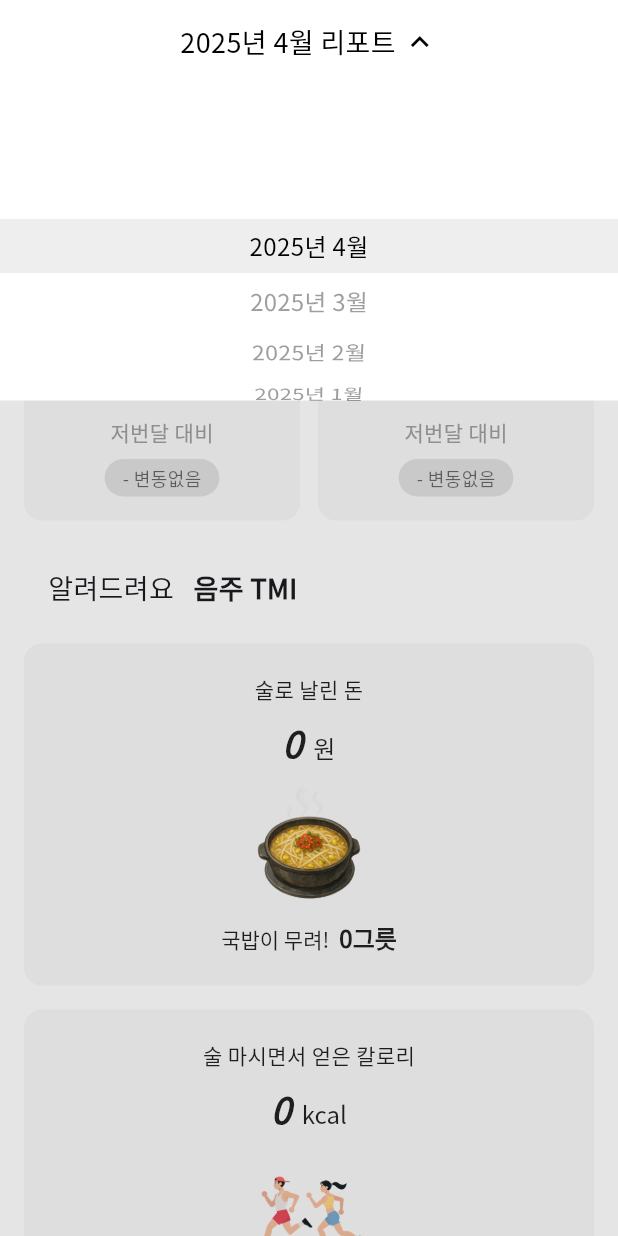
After one commit to inu-capstone-VCHE/todays_drink_app, a Flutter app: the MonthlyReportScreen screen opened directly, after a tap on the "expand more" icon, on a phone screen of 412 x 824 dp. The commit adds this screen. Run offline on Flutter 3.47's test engine with Material 3 defaults, Android fonts, the phone set to English and light mode, and no system bars; our stand-ins replace table_calendar.

Commit message:
complete: MonthlyReportScreen

```diff
--- a/lib/mainscreens/calendar_screen.dart
+++ b/lib/mainscreens/calendar_screen.dart
@@ -1,7 +1,8 @@
 import 'package:flutter/material.dart';
 import 'package:table_calendar/table_calendar.dart';
 import 'drinking_record_screen.dart';
-import 'DrinkTypeSelection_screen.dart';
+import 'drink_type_selection.dart';
+import 'monthly_report_screen.dart';
 
 class CalendarScreen extends StatefulWidget {
   @override
@@ -153,7 +154,12 @@ class _CalendarScreenState extends State<CalendarScreen>
         centerTitle: true,
         leading: IconButton(
           icon: Icon(Icons.bar_chart_rounded),
-          onPressed: () {},
+          onPressed: () {
+            Navigator.push(
+              context,
+              MaterialPageRoute(builder: (context) => MonthlyReportScreen()),
+            );
+          },
         ),
         actions: [
           Builder(
--- /dev/null
+++ b/lib/mainscreens/monthly_report_screen.dart
@@ -0,0 +1,548 @@
+import 'package:flutter/material.dart';
+import 'package:intl/intl.dart';
+import 'dart:ui' as ui;
+
+class MonthlyReportScreen extends StatefulWidget {
+  @override
+  _MonthlyReportScreenState createState() => _MonthlyReportScreenState();
+}
+
+class _MonthlyReportScreenState extends State<MonthlyReportScreen> {
+  DateTime _selectedMonth = DateTime.now();
+  bool _isDropdownOpen = false;
+  late FixedExtentScrollController _scrollController;
+
+  final GlobalKey _titleKey = GlobalKey();
+  double? _dropdownTop;
+  bool _calculatedTop = false;
+  double _highlightWidth = 0;
+
+  List<DateTime> get _availableMonths {
+    final now = DateTime.now();
+    return List.generate(24, (i) => DateTime(now.year, now.month - i));
+  }
+
+  @override
+  void initState() {
+    super.initState();
+    final initialIndex = _availableMonths.indexWhere((date) =>
+    date.year == _selectedMonth.year &&
+        date.month == _selectedMonth.month);
+    _scrollController = FixedExtentScrollController(initialItem: initialIndex);
+
+    WidgetsBinding.instance.addPostFrameCallback((_) {
+      _calculateTextWidth();
+      final renderBox =
+      _titleKey.currentContext?.findRenderObject() as RenderBox?;
+      if (renderBox != null) {
+        final offset = renderBox.localToGlobal(Offset.zero);
+        setState(() {
+          _dropdownTop = offset.dy + renderBox.size.height;
+          _calculatedTop = true;
+        });
+      }
+    });
+  }
+
+  void _calculateTextWidth() {
+    final text = TextSpan(
+      text: "현재 금주 3일째",
+      style: const TextStyle(
+        fontFamily: 'NotoSansKR',
+        fontSize: 24,
+        fontWeight: FontWeight.bold,
+      ),
+    );
+    final tp = TextPainter(
+      text: text,
+      maxLines: 1,
+      textDirection: ui.TextDirection.ltr,
+    )..layout();
+    setState(() {
+      _highlightWidth = tp.size.width;
+    });
+  }
+
+  void _toggleDropdown() {
+    setState(() => _isDropdownOpen = !_isDropdownOpen);
+  }
+
+  void _selectMonthFromScroll(int index) {
+    setState(() => _selectedMonth = _availableMonths[index]);
+  }
+
+  void _confirmSelectedMonth() {
+    setState(() => _isDropdownOpen = false);
+  }
+
+  @override
+  Widget build(BuildContext context) {
+    return Scaffold(
+      backgroundColor: Colors.white,
+      body: Stack(
+        children: [
+          SafeArea(
+            child: SingleChildScrollView(
+              child: Column(
+                crossAxisAlignment: CrossAxisAlignment.start,
+                children: [
+                  Container(
+                    height: 56,
+                    color: Colors.white,
+                    child: Stack(
+                      children: [
+                        Align(
+                          alignment: Alignment.center,
+                          child: Opacity(
+                            opacity: 0,
+                            child: Icon(Icons.close),
+                          ),
+                        ),
+                        Align(
+                          alignment: Alignment.center,
+                          child: Row(
+                            mainAxisSize: MainAxisSize.min,
+                            children: [
+                              Text(
+                                DateFormat('yyyy년 M월 리포트')
+                                    .format(_selectedMonth),
+                                key: _titleKey,
+                                style: const TextStyle(
+                                  fontFamily: 'NotoSansKR',
+                                  fontSize: 18,
+                                  fontWeight: FontWeight.w500,
+                                  color: Colors.black,
+                                ),
+                              ),
+                              const SizedBox(width: 4),
+                              GestureDetector(
+                                onTap: _toggleDropdown,
+                                child: Icon(
+                                  _isDropdownOpen
+                                      ? Icons.expand_less
+                                      : Icons.expand_more,
+                                  color: Colors.black,
+                                  size: 24,
+                                ),
+                              ),
+                            ],
+                          ),
+                        ),
+                        if (!_isDropdownOpen)
+                          Align(
+                            alignment: Alignment.centerRight,
+                              child: IconButton(
+                                icon: const Icon(Icons.close, color: Colors.black),
+                                onPressed: () => Navigator.pop(context),
+                              ),
+                          ),
+                      ],
+                    ),
+                  ),
+                  const SizedBox(height: 32),
+                  Padding(
+                    padding: const EdgeInsets.symmetric(horizontal: 16),
+                    child: Column(
+                      crossAxisAlignment: CrossAxisAlignment.start,
+                      children: [
+                        const Text(
+                          "당신은",
+                          style: TextStyle(
+                            fontFamily: 'NotoSansKR',
+                            fontSize: 24,
+                          ),
+                        ),
+                        const SizedBox(height: 4),
+                        Stack(
+                          alignment: Alignment.bottomLeft,
+                          children: [
+                            Container(
+                              width: _highlightWidth,
+                              height: 11,
+                              color: const Color(0xFFF2D027),
+                              margin: const EdgeInsets.only(bottom: 0),
+                            ),
+                            const Text(
+                              "현재 금주 3일째",
+                              style: TextStyle(
+                                fontFamily: 'NotoSansKR',
+                                fontSize: 24,
+                                color: Colors.black,
+                                fontWeight: FontWeight.bold,
+                              ),
+                            ),
+                          ],
+                        ),
+                        const SizedBox(height: 32),
+                        Row(
+                          children: [
+                            // 왼쪽
+                            Expanded(
+                              child: Column(
+                                crossAxisAlignment: CrossAxisAlignment.start,
+                                children: [
+                                  const Text(
+                                    '  한 달 동안 마신 술의 양',
+                                    style: TextStyle(
+                                      fontFamily: 'NotoSansKR',
+                                      fontSize: 14,
+                                      fontWeight: FontWeight.w500,
+                                    ),
+                                  ),
+                                  const SizedBox(height: 8),
+                                  Container(
+                                    padding: const EdgeInsets.all(16),
+                                    decoration: BoxDecoration(
+                                      color: Color(0xFFF7F7F7),
+                                      borderRadius: BorderRadius.circular(12),
+                                    ),
+                                    child: Column(
+                                      children: [
+                                        Row(
+                                          mainAxisAlignment: MainAxisAlignment.center,
+                                          children: const [
+                                            Text(
+                                              '0',
+                                              style: TextStyle(
+                                                fontSize: 24,
+                                                fontFamily: 'NotoSansKR',
+                                                fontWeight: FontWeight.w900,
+                                                fontStyle: FontStyle.italic,
+                                              ),
+                                            ),
+                                            SizedBox(width: 4),
+                                            Text(' 병', style: TextStyle(fontSize: 16, fontFamily: 'NotoSansKR')),
+                                          ],
+                                        ),
+                                        const SizedBox(height: 8),
+                                        const Text('저번달 대비', style: TextStyle(fontFamily: 'NotoSansKR', color: Colors.grey)),
+                                        const SizedBox(height: 8),
+                                        Container(
+                                          padding: const EdgeInsets.symmetric(horizontal: 12, vertical: 4),
+                                          decoration: BoxDecoration(
+                                            color: Color(0xFFE0E0E0),
+                                            borderRadius: BorderRadius.circular(20),
+                                          ),
+                                          child: const Text(
+                                            '- 변동없음',
+                                            style: TextStyle(fontSize: 12, fontFamily: 'NotoSansKR', color: Colors.black54),
+                                          ),
+                                        ),
+                                      ],
+                                    ),
+                                  ),
+                                ],
+                              ),
+                            ),
+                            const SizedBox(width: 12),
+                            // 오른쪽
+                            Expanded(
+                              child: Column(
+                                crossAxisAlignment: CrossAxisAlignment.start,
+                                children: [
+                                  const Text(
+                                    '  이번 달 마신 횟수',
+                                    style: TextStyle(
+                                      fontFamily: 'NotoSansKR',
+                                      fontSize: 14,
+                                      fontWeight: FontWeight.w500,
+                                    ),
+                                  ),
+                                  const SizedBox(height: 8),
+                                  Container(
+                                    padding: const EdgeInsets.all(16),
+                                    decoration: BoxDecoration(
+                                      color: Color(0xFFF7F7F7),
+                                      borderRadius: BorderRadius.circular(12),
+                                    ),
+                                    child: Column(
+                                      children: [
+                                        Row(
+                                          mainAxisAlignment: MainAxisAlignment.center,
+                                          children: const [
+                                            Text(
+                                              '0',
+                                              style: TextStyle(
+                                                fontSize: 24,
+                                                fontFamily: 'NotoSansKR',
+                                                fontWeight: FontWeight.w900,
+                                                fontStyle: FontStyle.italic,
+                                              ),
+                                            ),
+                                            SizedBox(width: 4),
+                                            Text(' 일', style: TextStyle(fontSize: 16, fontFamily: 'NotoSansKR')),
+                                          ],
+                                        ),
+                                        const SizedBox(height: 8),
+                                        const Text('저번달 대비', style: TextStyle(fontFamily: 'NotoSansKR', color: Colors.grey)),
+                                        const SizedBox(height: 8),
+                                        Container(
+                                          padding: const EdgeInsets.symmetric(horizontal: 12, vertical: 4),
+                                          decoration: BoxDecoration(
+                                            color: Color(0xFFE0E0E0),
+                                            borderRadius: BorderRadius.circular(20),
+                                          ),
+                                          child: const Text(
+                                            '- 변동없음',
+                                            style: TextStyle(fontSize: 12, fontFamily: 'NotoSansKR', color: Colors.black54),
+                                          ),
+                                        ),
+                                      ],
+                                    ),
+                                  ),
+                                ],
+                              ),
+                            ),
+                          ],
+                        ),
+                        const SizedBox(height: 32),
+                        const Padding(
+                          padding: EdgeInsets.symmetric(horizontal: 16),
+                          child: Text.rich(
+                            TextSpan(
+                              children: [
+                                TextSpan(
+                                  text: '알려드려요   ',
+                                  style: TextStyle(
+                                    fontFamily: 'NotoSansKR',
+                                    fontSize: 18,
+                                    fontWeight: FontWeight.w500,
+                                  ),
+                                ),
+                                TextSpan(
+                                  text: '음주 TMI',
+                                  style: TextStyle(
+                                    fontFamily: 'NotoSansKR',
+                                    fontSize: 18,
+                                    fontWeight: FontWeight.w800,
+                                  ),
+                                ),
+                              ],
+                            ),
+                          ),
+                        ),
+                        const SizedBox(height: 16),
+
+                        //  술로 낭비한 돈 + 국밥
+                        Padding(
+                          padding: const EdgeInsets.symmetric(horizontal: 0, vertical: 8),
+                          child: Container(
+                            width: double.infinity,
+                            padding: const EdgeInsets.all(20),
+                            decoration: BoxDecoration(
+                              color: const Color(0xFFF7F7F7),
+                              borderRadius: BorderRadius.circular(12),
+                            ),
+                            child: Column(
+                              children: [
+                                const Text(
+                                  '술로 날린 돈',
+                                  style: TextStyle(
+                                      fontSize: 14,
+                                      fontFamily: 'NotoSansKR',
+                                      color: Colors.black87
+                                  ),
+                                ),
+                                const SizedBox(height: 8),
+                                RichText(
+                                  text: TextSpan(
+                                    children: [
+                                      TextSpan(
+                                        text: '0',  // 숫자 0 스타일
+                                        style: TextStyle(
+                                          fontSize: 24,
+                                          fontFamily: 'NotoSansKR',
+                                          fontWeight: FontWeight.w900,
+                                          fontStyle: FontStyle.italic,
+                                          color: Colors.black87,
+                                        ),
+                                      ),
+                                      TextSpan(
+                                        text: '  원',  // '원' 글자 스타일
+                                        style: TextStyle(
+                                          fontSize: 16,
+                                          fontFamily: 'NotoSansKR',
+                                          color: Colors.black87,
+                                        ),
+                                      ),
+                                    ],
+                                  ),
+                                ),
+                                const SizedBox(height: 12),
+                                Image.asset('assets/soup.png', width: 80),
+                                const SizedBox(height: 8),
+                                RichText(
+                                  text: TextSpan(
+                                    children: [
+                                      TextSpan(
+                                        text: '국밥이 무려! ',  // 숫자 0 스타일
+                                        style: TextStyle(
+                                          fontSize: 14,
+                                          fontFamily: 'NotoSansKR',
+                                          color: Colors.black87,
+                                        ),
+                                      ),
+                                      TextSpan(
+                                        text: ' 0그릇',  // '원' 글자 스타일
+                                        style: TextStyle(
+                                          fontSize: 16,
+                                          fontFamily: 'NotoSansKR',
+                                          fontWeight: FontWeight.bold,
+                                          color: Colors.black87,
+                                        ),
+                                      ),
+                                    ],
+                                  ),
+                                ),
+                              ],
+                            ),
+                          ),
+                        ),
+
+                        // 칼로리 + 달리기 시간
+                        Padding(
+                          padding: const EdgeInsets.symmetric(horizontal: 0, vertical: 8),
+                          child: Container(
+                            width: double.infinity,
+                            padding: const EdgeInsets.all(20),
+                            decoration: BoxDecoration(
+                              color: const Color(0xFFF7F7F7),
+                              borderRadius: BorderRadius.circular(12),
+                            ),
+                            child: Column(
+                              children: [
+                                const Text(
+                                  '술 마시면서 얻은 칼로리',
+                                  style: TextStyle(
+                                      fontSize: 14,
+                                      fontFamily: 'NotoSansKR',
+                                      color: Colors.black87
+                                  ),
+                                ),
+                                const SizedBox(height: 8),
+                                // 기존 Text 위젯 대신 RichText 사용!
+                                RichText(
+                                  text: TextSpan(
+                                    children: [
+                                      TextSpan(
+                                        text: '0',  // 숫자 0 스타일
+                                        style: TextStyle(
+                                          fontSize: 24,
+                                          fontFamily: 'NotoSansKR',
+                                          fontWeight: FontWeight.w900,
+                                          fontStyle: FontStyle.italic,
+                                          color: Colors.black87,
+                                        ),
+                                      ),
+                                      TextSpan(
+                                        text: '  kcal',  // '원' 글자 스타일
+                                        style: TextStyle(
+                                          fontSize: 16,
+                                          fontFamily: 'NotoSansKR',
+                                          color: Colors.black87,
+                                        ),
+                                      ),
+                                    ],
+                                  ),
+                                ),
+                                const SizedBox(height: 12),
+                                Image.asset('assets/running.png', width: 80),
+                                const SizedBox(height: 8),
+                                // 기존 Text 위젯 대신 RichText 사용!
+                                RichText(
+                                  text: TextSpan(
+                                    children: [
+                                      TextSpan(
+                                        text: '0시간',  // 숫자 0 스타일
+                                        style: TextStyle(
+                                          fontSize: 16,
+                                          fontFamily: 'NotoSansKR',
+                                          fontWeight: FontWeight.bold,
+                                          color: Colors.black87,
+                                        ),
+                                      ),
+                                      TextSpan(
+                                        text: '의 달리기 필요!',  // '원' 글자 스타일
+                                        style: TextStyle(
+                                          fontSize: 14,
+                                          fontFamily: 'NotoSansKR',
+                                          color: Colors.black87,
+                                        ),
+                                      ),
+                                    ],
+                                  ),
+                                ),
+
+                              ],
+                            ),
+                          ),
+                        ),
+                      ],
+                    ),
+                  ),
+                ],
+              ),
+            ),
+          ),
+          if (_isDropdownOpen && _dropdownTop != null)
+            Positioned(
+              top: _dropdownTop!,
+              left: 0,
+              right: 0,
+              bottom: 0,
+              child: GestureDetector(
+                onTap: _confirmSelectedMonth,
+                child: Column(
+                  children: [
+                    const SizedBox(height: 20),
+                    Container(
+                      height: MediaQuery.of(context).size.height * 0.25,
+                      color: Colors.white,
+                      child: ListWheelScrollView.useDelegate(
+                        controller: _scrollController,
+                        itemExtent: 36,
+                        physics: const FixedExtentScrollPhysics(),
+                        onSelectedItemChanged: _selectMonthFromScroll,
+                        childDelegate: ListWheelChildBuilderDelegate(
+                          childCount: _availableMonths.length,
+                          builder: (context, index) {
+                            final date = _availableMonths[index];
+                            final isSelected = date.year == _selectedMonth.year &&
+                                date.month == _selectedMonth.month;
+                            return Container(
+                              width: double.infinity,
+                              height: 40,
+                              color: isSelected
+                                  ? Colors.grey[200]
+                                  : Colors.transparent,
+                              alignment: Alignment.center,
+                              child: Text(
+                                DateFormat('yyyy년 M월').format(date),
+                                style: TextStyle(
+                                  fontFamily: 'NotoSansKR',
+                                  fontSize: 16,
+                                  color: isSelected
+                                      ? Colors.black
+                                      : Colors.grey[500],
+                                  fontWeight: FontWeight.normal,
+                                ),
+                              ),
+                            );
+                          },
+                        ),
+                      ),
+                    ),
+                    Expanded(
+                      child: Container(
+                        color: Colors.black.withOpacity(0.1),
+                      ),
+                    ),
+                  ],
+                ),
+              ),
+            ),
+        ],
+      ),
+    );
+  }
+}
--- a/pubspec.yaml
+++ b/pubspec.yaml
@@ -28,6 +28,8 @@ flutter:
     - assets/beer.png
     - assets/soju.png
     - assets/drinks.png
+    - assets/soup.png
+    - assets/running.png
 
   fonts:
     - family: NotoSansKR
```
Also changed, not shown: assets/running.png (added), assets/soup.png (added), lib/mainscreens/drink_type_selection.dart (renamed from lib/mainscreens/DrinkTypeSelection_screen.dart).
